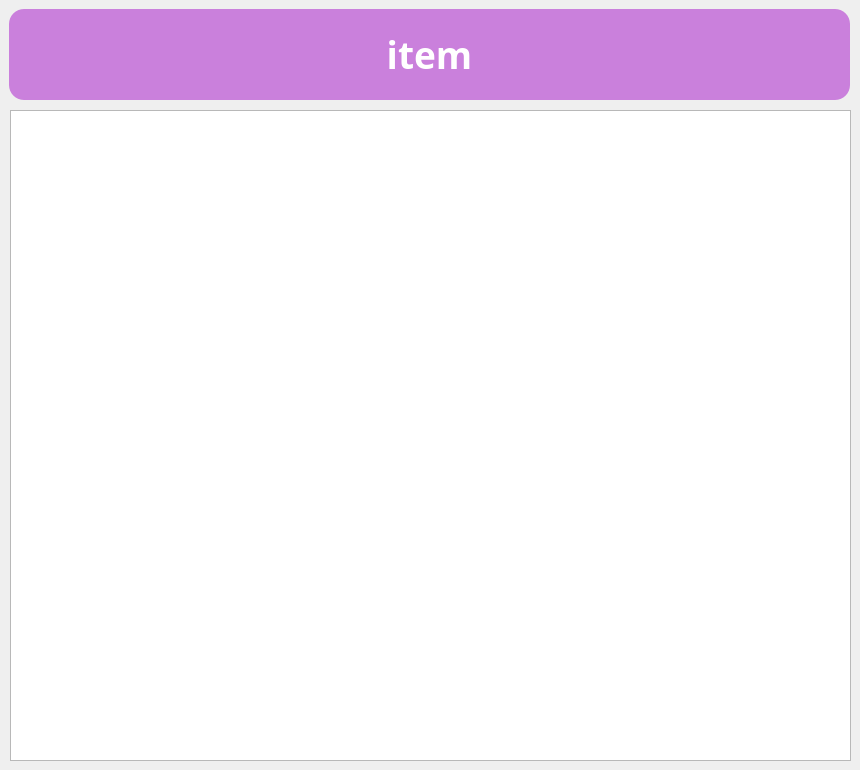
The window that ui/item.ui (FarazGhoreishy/Shalqam) describes before a commit, drawn with Qt 5.
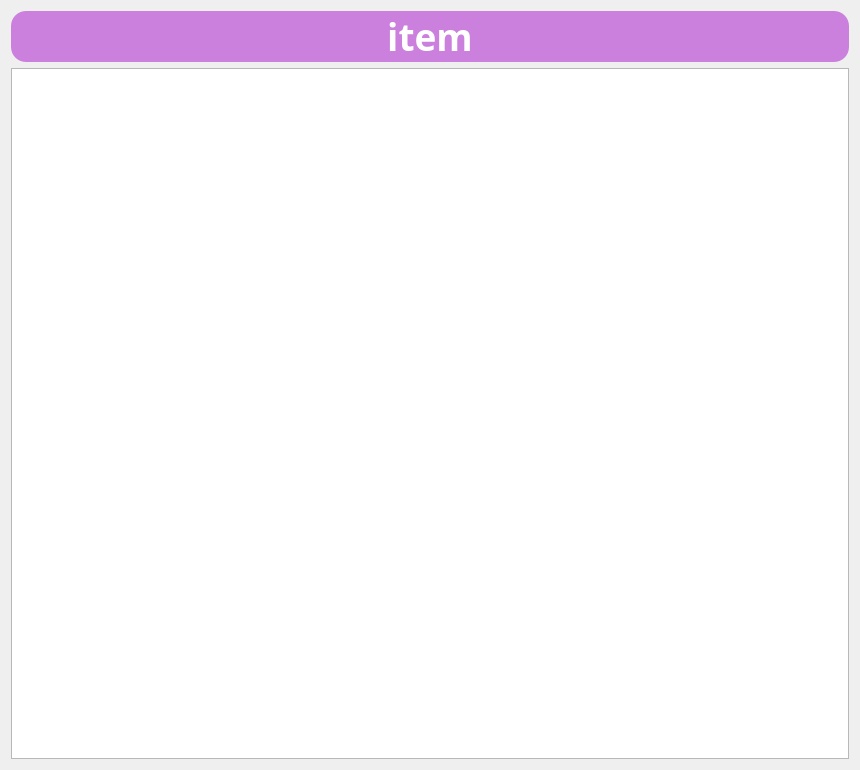
The same window after the commit.

The edit to the form file:
```diff
--- a/ui/item.ui
+++ b/ui/item.ui
@@ -13,15 +13,9 @@
   <property name="windowTitle">
    <string>Dialog</string>
   </property>
+  <layout class="QVBoxLayout" name="verticalLayout">
+   <item>
   <widget class="QLabel" name="item_label">
-   <property name="geometry">
-    <rect>
-     <x>9</x>
-     <y>9</y>
-     <width>841</width>
-     <height>91</height>
-    </rect>
-   </property>
    <property name="font">
     <font>
      <family>Josefin Slab</family>
@@ -48,16 +42,11 @@
     <set>Qt::AlignCenter</set>
    </property>
   </widget>
-  <widget class="QTableWidget" name="tableWidget">
-   <property name="geometry">
-    <rect>
-     <x>10</x>
-     <y>110</y>
-     <width>841</width>
-     <height>651</height>
-    </rect>
-   </property>
-  </widget>
+   </item>
+   <item>
+    <widget class="QTableWidget" name="tableWidget"/>
+   </item>
+  </layout>
  </widget>
  <resources/>
  <connections/>
```
Lines whose indentation alone changed are shown as unchanged.
